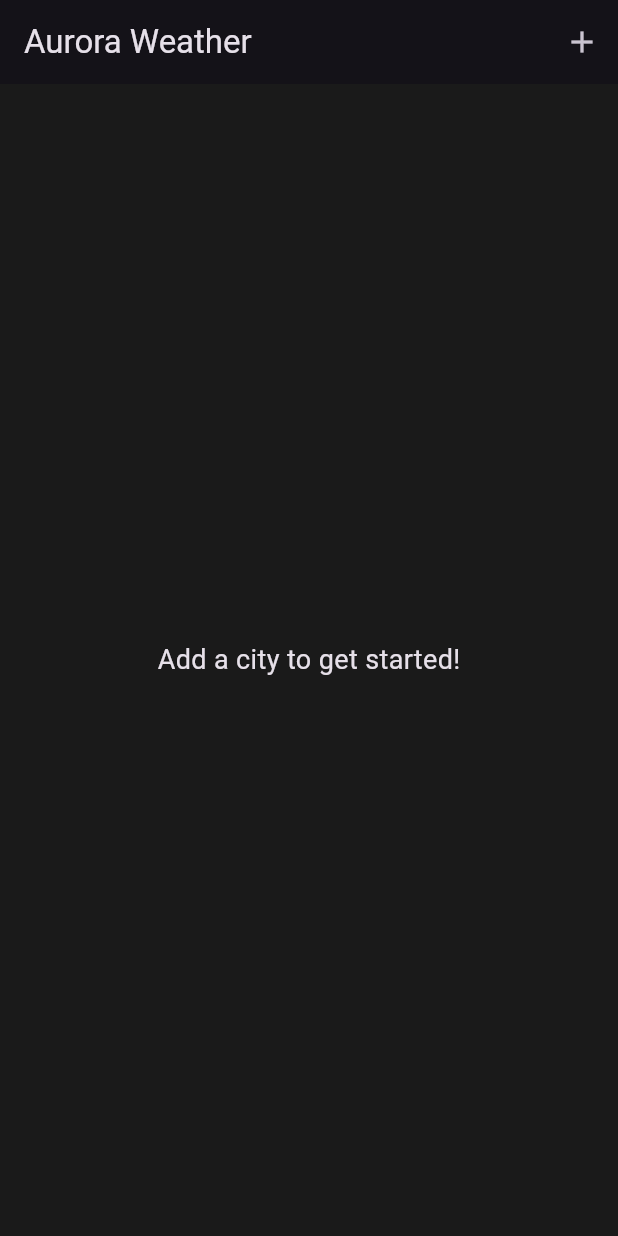
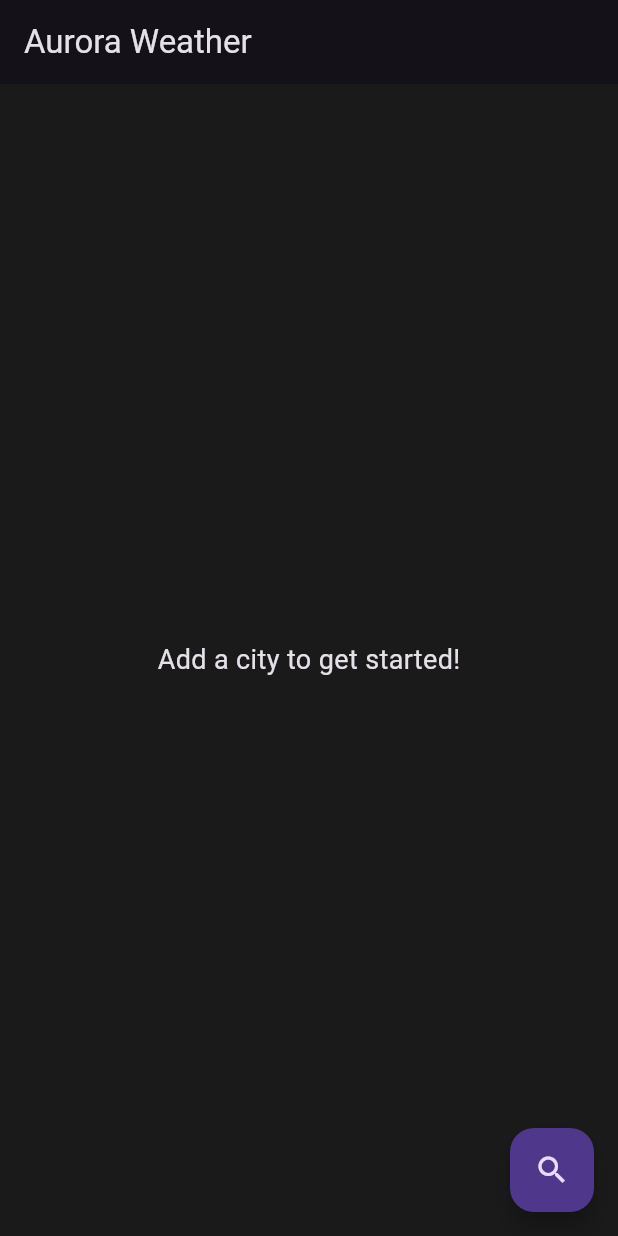
Before and after one commit to suvojeet-sengupta/Family-Message, a Flutter app: the screen it shows after launch, on a phone screen of 412 x 824 dp. Run offline on Flutter 3.47's test engine with Material 3 defaults, Android fonts, the phone set to English and light mode, and no system bars; our stand-ins replace flutter_animate, geocoding, geolocator, shared_preferences, sqflite; accounts and stored records are empty.

Commit message:
refactor: Relocate add city button to FAB

```diff
--- a/lib/screens/home_screen.dart
+++ b/lib/screens/home_screen.dart
@@ -66,9 +66,11 @@ class _HomeScreenState extends State<HomeScreen> {
     return Scaffold(
       appBar: AppBar(
         title: const Text('Aurora Weather'),
-        actions: [
-          IconButton(
-            icon: const Icon(Icons.add),
+      ),
+      body: _isLoading
+          ? const Center(child: CircularProgressIndicator())
+          : _buildWeatherList(),
+      floatingActionButton: FloatingActionButton(
         onPressed: () async {
           final newCity = await Navigator.push(
             context,
@@ -78,12 +80,8 @@ class _HomeScreenState extends State<HomeScreen> {
             await _fetchAllWeatherData();
           }
         },
+        child: const Icon(Icons.search),
       ),
-        ],
-      ),
-      body: _isLoading
-          ? const Center(child: CircularProgressIndicator())
-          : _buildWeatherList(),
     );
   }
 
```
Lines whose indentation alone changed are shown as unchanged.
